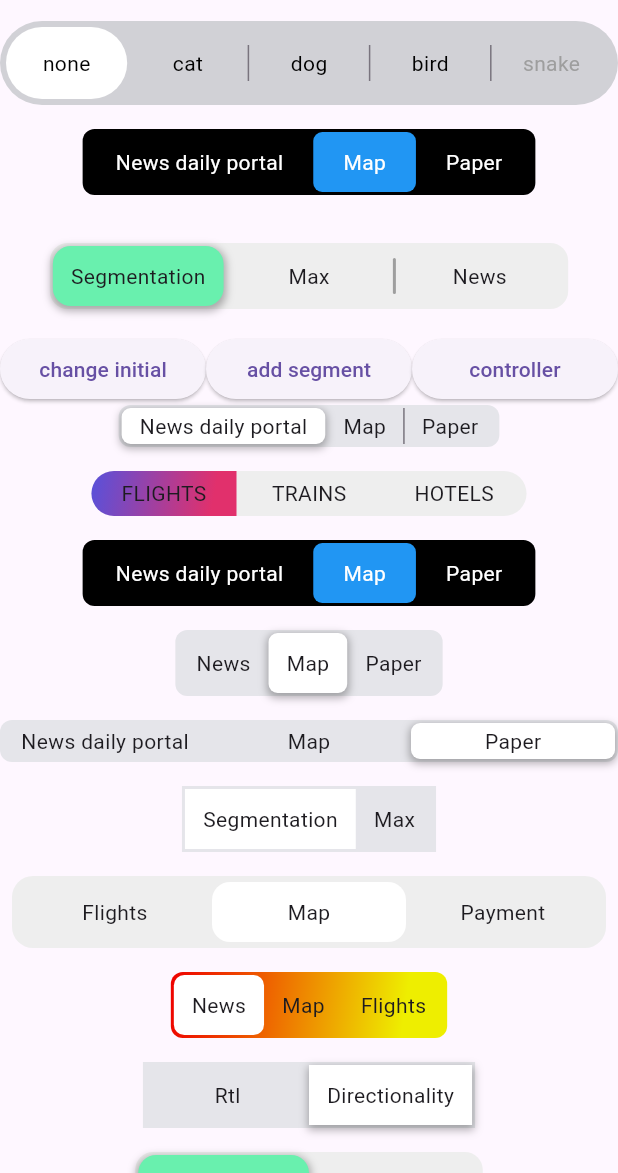
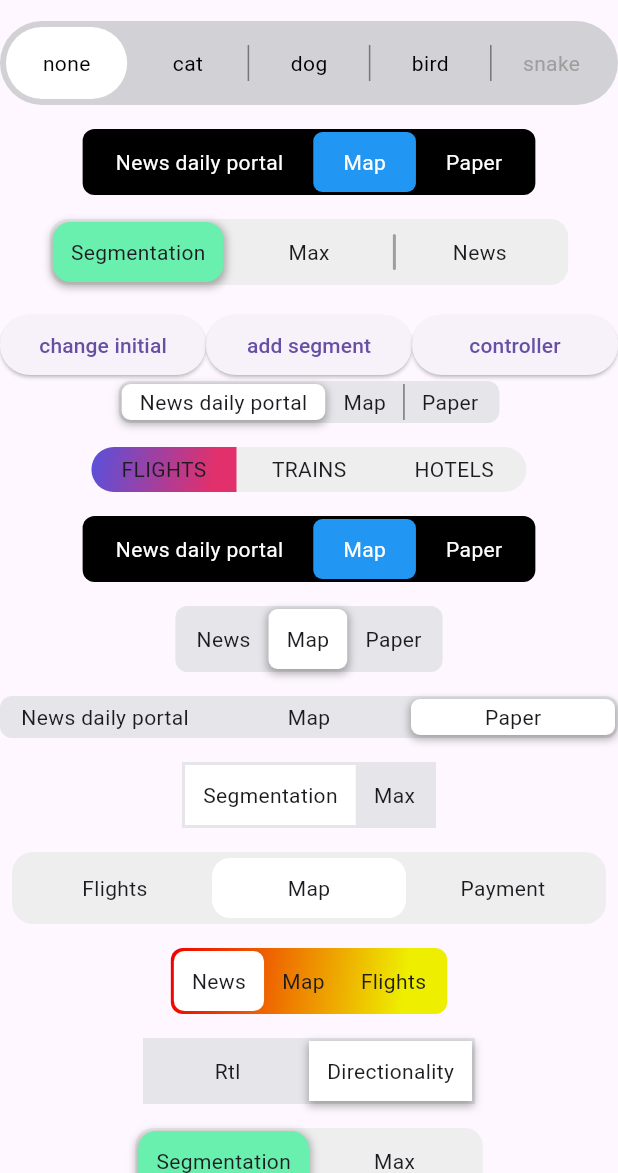
Before and after one commit to hadukin/custom_sliding_segmented_control, a Flutter app: the screen it shows after launch, on a phone screen of 412 x 824 dp, the part 63-1236 px from its top. Run offline on Flutter 3.47's test engine with Material 3 defaults, Android fonts, the phone set to English and light mode, and no system bars.

```diff
--- a/example/lib/example_15.dart
+++ b/example/lib/example_15.dart
@@ -40,7 +40,7 @@ class _Example15State extends State<Example15> {
             borderRadius: BorderRadius.circular(100),
           ),
           curve: Curves.easeOutCubic,
-          initialValue: Pet.none,
+          // initialValue: Pet.none,
           children: Map<Pet, Widget>.fromIterable(
             Pet.values,
             key: (pet) => pet as Pet,
--- a/example/lib/main.dart
+++ b/example/lib/main.dart
@@ -55,7 +55,6 @@ class _MyHomePageState extends State<MyHomePage> {
             const SizedBox(height: 16),
             const Example14(),
             const SizedBox(height: 16),
-            const SizedBox(height: 16),
             const Example12(),
             const SizedBox(height: 16),
             const Example3(),
--- a/lib/src/compute_offset.dart
+++ b/lib/src/compute_offset.dart
@@ -3,10 +3,9 @@ double computeOffset<T>({
   required List<T?> items,
   T? current,
 }) {
-  if (sizes.isNotEmpty) {
+  if (sizes.isNotEmpty && sizes.length == items.length) {
     return sizes
         .getRange(0, items.indexOf(current))
-        .toList()
         .fold<double>(0, (previousValue, element) => previousValue + element);
   } else {
     return 0;
```
Also changed, not shown: lib/src/widget.dart (+8 -12 lines).
